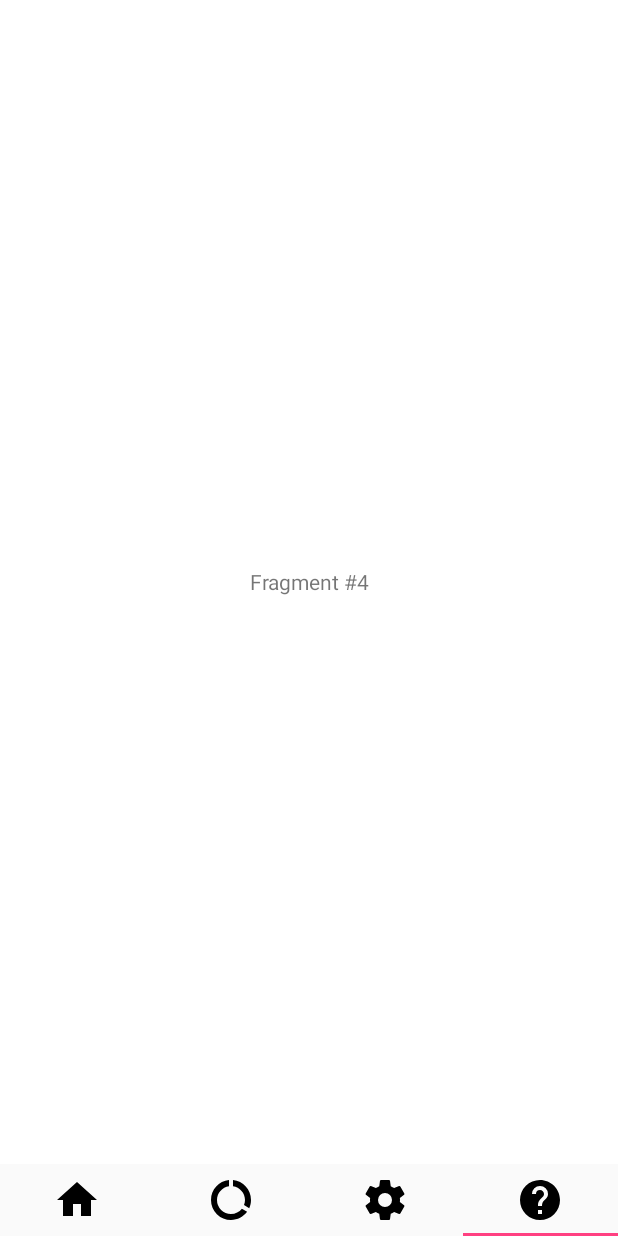
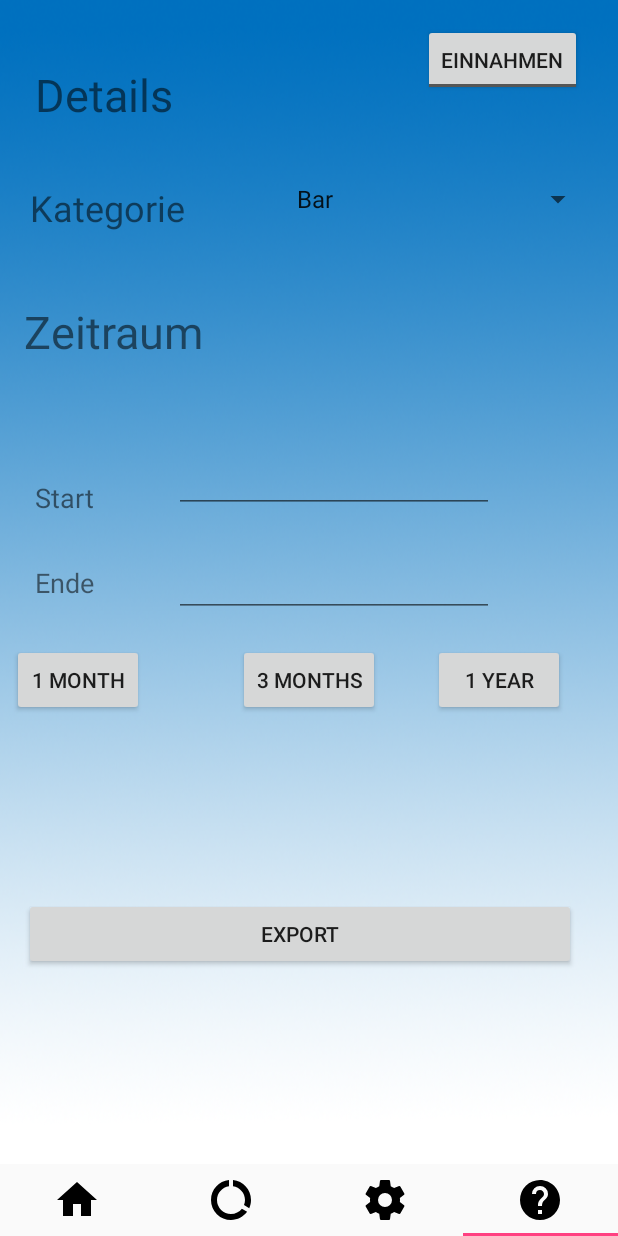
Before and after one commit to Beo1337/CashofClans, an Android app: the screen it shows after launch (MainActivity), item 4 of the bottom bar chosen, on a phone screen of 412 x 824 dp. Run offline under Robolectric (Android 15) with nearby library versions, the phone set to English and light mode, and no system bars; 5 statements that could not run were skipped.

Commit message:
DetailsFragment -in process

```diff
--- a/app/build.gradle
+++ b/app/build.gradle
@@ -29,11 +29,12 @@ dependencies {
         exclude group: 'com.android.support', module: 'support-annotations'
     })
     compile files('libs/mpandroidchartlibrary-2-2-4.jar')
+    compile files('libs/opencsv-3.9.jar')
     compile 'com.android.support:appcompat-v7:25.3.1'
     compile 'com.android.support:preference-v7:25.3.1'
     compile 'com.android.support.constraint:constraint-layout:1.0.2'
     compile 'com.android.support:design:25.3.1'
+    compile 'com.android.support:cardview-v7:25.3.1'
+    compile 'com.android.support:support-v4:25.3.1'
     testCompile 'junit:junit:4.12'
-    compile 'com.android.support:cardview-v7:25.3.1'
-    compile files('libs/opencsv-3.9.jar')
 }
--- a/app/src/main/AndroidManifest.xml
+++ b/app/src/main/AndroidManifest.xml
@@ -1,7 +1,9 @@
 <?xml version="1.0" encoding="utf-8"?>
 <manifest xmlns:android="http://schemas.android.com/apk/res/android"
     package="com.cashify">
+
     <uses-permission android:name="android.permission.WRITE_EXTERNAL_STORAGE" />
+
     <application
         android:allowBackup="true"
         android:background="#85a8e5"
@@ -74,7 +76,7 @@
         <activity android:name=".overview.PictureActivity" />
         <activity android:name=".monthly_entries.AddMonthlyEntryActivity" />
         <activity android:name=".monthly_entries.ChangeMonthlyEntryActivity" />
-        <activity android:name=".overview.ChangeEntryActivity"></activity>
+        <activity android:name=".overview.ChangeEntryActivity" />
     </application>
 
 </manifest>
--- a/app/src/main/java/com/cashify/main/MainFragmentsAdapter.java
+++ b/app/src/main/java/com/cashify/main/MainFragmentsAdapter.java
@@ -11,6 +11,7 @@ import android.text.Spanned;
 import android.text.style.ImageSpan;
 
 import com.cashify.R;
+import com.cashify.details.DetailsFragment;
 import com.cashify.overview.OverviewFragment;
 import com.cashify.settings.SettingsFragment;
 
@@ -47,7 +48,7 @@ public class MainFragmentsAdapter extends FragmentPagerAdapter {
             case 2:
                 return (Fragment) new SettingsFragment();
             default:
-                return TestFragment.newInstance(position + 1);
+                return new DetailsFragment();
         }
     }
 
--- /dev/null
+++ b/app/src/main/res/layout/fragment_details.xml
@@ -0,0 +1,241 @@
+<FrameLayout xmlns:android="http://schemas.android.com/apk/res/android"
+    xmlns:app="http://schemas.android.com/apk/res-auto"
+    xmlns:tools="http://schemas.android.com/tools"
+    android:layout_width="match_parent"
+    android:layout_height="match_parent"
+    tools:context="com.cashify.details.DetailsFragment">
+
+    <android.support.constraint.ConstraintLayout
+        android:layout_width="match_parent"
+        android:layout_height="match_parent"
+        android:background="@drawable/sky"
+        tools:context="com.cashify.Details.DetailsFragment"
+        tools:layout_editor_absoluteY="0dp"
+        tools:layout_editor_absoluteX="0dp">
+
+        <TextView
+            android:id="@+id/textView2"
+            android:layout_width="wrap_content"
+            android:layout_height="wrap_content"
+            android:layout_alignParentLeft="true"
+            android:layout_alignParentStart="true"
+            android:layout_alignParentTop="true"
+            android:layout_marginStart="16dp"
+            android:text="Zeitraum"
+            android:textSize="30sp"
+            android:layout_marginLeft="16dp"
+            app:layout_constraintLeft_toLeftOf="parent"
+            tools:layout_constraintTop_creator="1"
+            tools:layout_constraintBottom_creator="1"
+            app:layout_constraintBottom_toTopOf="@+id/textView9"
+            android:layout_marginTop="75dp"
+            app:layout_constraintTop_toBottomOf="@+id/toggleButton"
+            android:layout_marginBottom="73dp" />
+
+        <TextView
+            android:id="@+id/textView6"
+            android:layout_width="wrap_content"
+            android:layout_height="wrap_content"
+            android:layout_alignParentLeft="true"
+            android:layout_alignParentStart="true"
+            android:layout_alignParentTop="true"
+            android:text="Details"
+            android:textSize="30sp"
+            tools:layout_constraintTop_creator="1"
+            tools:layout_constraintBottom_creator="1"
+            android:layout_marginStart="23dp"
+            app:layout_constraintBottom_toBottomOf="@+id/category_spinner"
+            android:layout_marginTop="66dp"
+            tools:layout_constraintLeft_creator="1"
+            android:layout_marginBottom="70dp"
+            app:layout_constraintLeft_toLeftOf="parent"
+            app:layout_constraintTop_toTopOf="parent"
+            android:layout_marginLeft="23dp"
+            app:layout_constraintVertical_bias="1.0" />
+
+        <TextView
+            android:id="@+id/textView"
+            android:layout_width="0dp"
+            android:layout_height="38dp"
+            android:layout_alignLeft="@+id/ausgaben"
+            android:layout_alignStart="@+id/ausgaben"
+            android:layout_below="@+id/ausgaben"
+            android:layout_toStartOf="@+id/editText2"
+            android:text="Kategorie"
+            android:textSize="24sp"
+            tools:layout_constraintTop_creator="1"
+            tools:layout_constraintRight_creator="1"
+            tools:layout_constraintBottom_creator="1"
+            android:layout_marginStart="4dp"
+            app:layout_constraintBottom_toBottomOf="@+id/textView2"
+            android:layout_marginEnd="4dp"
+            app:layout_constraintRight_toRightOf="@+id/textView2"
+            android:layout_marginTop="62dp"
+            tools:layout_constraintLeft_creator="1"
+            android:layout_marginBottom="64dp"
+            app:layout_constraintLeft_toLeftOf="@+id/textView2"
+            app:layout_constraintTop_toTopOf="@+id/textView6"
+            android:layout_marginLeft="4dp"
+            android:layout_marginRight="4dp" />
+
+        <TextView
+            android:id="@+id/textView9"
+            android:layout_width="wrap_content"
+            android:layout_height="wrap_content"
+            android:layout_marginStart="23dp"
+            android:text="Ende"
+            android:textSize="18sp"
+            app:layout_constraintTop_toTopOf="parent"
+            android:layout_marginLeft="23dp"
+            app:layout_constraintBottom_toBottomOf="parent"
+            app:layout_constraintLeft_toLeftOf="parent" />
+
+        <TextView
+            android:id="@+id/textView8"
+            android:layout_width="wrap_content"
+            android:layout_height="wrap_content"
+            android:layout_marginStart="23dp"
+            android:text="Start"
+            android:textSize="18sp"
+            android:layout_marginLeft="23dp"
+            app:layout_constraintLeft_toLeftOf="parent"
+            tools:layout_constraintBottom_creator="1"
+            app:layout_constraintBottom_toTopOf="@+id/textView9"
+            android:layout_marginBottom="32dp" />
+
+        <Spinner
+            android:id="@+id/category_spinner"
+            android:layout_width="206dp"
+            android:layout_height="41dp"
+            android:visibility="visible"
+            android:layout_marginRight="16dp"
+            app:layout_constraintRight_toRightOf="parent"
+            android:layout_marginEnd="16dp"
+            tools:layout_constraintTop_creator="1"
+            tools:layout_constraintBottom_creator="1"
+            app:layout_constraintBottom_toTopOf="@+id/textView2"
+            android:layout_marginTop="24dp"
+            app:layout_constraintTop_toBottomOf="@+id/toggleButton"
+            android:layout_marginBottom="23dp" />
+
+        <EditText
+            android:id="@+id/end_editText"
+            android:layout_width="wrap_content"
+            android:layout_height="wrap_content"
+            android:ems="10"
+            android:inputType="date"
+            tools:layout_constraintRight_creator="1"
+            app:layout_constraintRight_toRightOf="@+id/start_editText"
+            tools:layout_constraintLeft_creator="1"
+            app:layout_constraintLeft_toLeftOf="@+id/start_editText"
+            app:layout_constraintHorizontal_bias="0.0"
+            tools:layout_constraintTop_creator="1"
+            android:layout_marginTop="22dp"
+            app:layout_constraintTop_toBottomOf="@+id/textView8" />
+
+        <EditText
+            android:id="@+id/start_editText"
+            android:layout_width="wrap_content"
+            android:layout_height="wrap_content"
+            android:ems="10"
+            android:inputType="date"
+            tools:layout_constraintRight_creator="1"
+            tools:layout_constraintBottom_creator="1"
+            app:layout_constraintBottom_toTopOf="@+id/end_editText"
+            android:layout_marginStart="53dp"
+            android:layout_marginEnd="54dp"
+            app:layout_constraintRight_toRightOf="parent"
+            tools:layout_constraintLeft_creator="1"
+            android:layout_marginBottom="24dp"
+            app:layout_constraintLeft_toRightOf="@+id/textView8"
+            android:layout_marginLeft="53dp"
+            android:layout_marginRight="54dp"
+            app:layout_constraintHorizontal_bias="0.0" />
+
+        <Button
+            android:id="@+id/months_3_btn"
+            android:layout_width="wrap_content"
+            android:layout_height="wrap_content"
+            android:layout_marginTop="18dp"
+            android:text="3 MONTHS"
+            app:layout_constraintLeft_toLeftOf="parent"
+            app:layout_constraintRight_toRightOf="parent"
+            app:layout_constraintTop_toBottomOf="@+id/end_editText"
+            tools:layout_constraintLeft_creator="1"
+            tools:layout_constraintRight_creator="1"
+            tools:layout_constraintTop_creator="1" />
+
+        <Button
+            android:id="@+id/months_1_btn"
+            android:layout_width="wrap_content"
+            android:layout_height="wrap_content"
+            android:layout_marginStart="8dp"
+            android:text="1 MONTH"
+            android:layout_marginLeft="8dp"
+            app:layout_constraintLeft_toLeftOf="parent"
+            tools:layout_constraintTop_creator="1"
+            android:layout_marginTop="18dp"
+            app:layout_constraintTop_toBottomOf="@+id/end_editText" />
+
+        <Button
+            android:id="@+id/months_12_btn"
+            android:layout_width="wrap_content"
+            android:layout_height="wrap_content"
+            android:layout_marginEnd="8dp"
+            android:layout_marginLeft="8dp"
+            android:layout_marginRight="8dp"
+            android:layout_marginStart="8dp"
+            android:text="1 YEAR"
+            app:layout_constraintBaseline_toBaselineOf="@+id/months_3_btn"
+            app:layout_constraintLeft_toRightOf="@+id/months_3_btn"
+            app:layout_constraintRight_toRightOf="parent"
+            tools:layout_constraintBaseline_creator="1" />
+
+        <Button
+            android:id="@+id/button_export"
+            android:layout_width="368dp"
+            android:layout_height="wrap_content"
+            android:layout_marginBottom="48dp"
+            android:layout_marginLeft="16dp"
+            android:layout_marginStart="16dp"
+            android:layout_marginTop="39dp"
+            android:text="EXPORT"
+            app:layout_constraintBottom_toBottomOf="parent"
+            app:layout_constraintLeft_toLeftOf="parent"
+            app:layout_constraintTop_toBottomOf="@+id/months_1_btn"
+            tools:layout_constraintBottom_creator="1"
+            tools:layout_constraintTop_creator="1" />
+
+        <ToggleButton
+            android:id="@+id/toggleButton"
+            android:layout_width="wrap_content"
+            android:layout_height="wrap_content"
+            android:text="ToggleButton"
+            android:textOff="Einnahmen"
+            android:textOn="Ausgaben"
+            tools:layout_constraintTop_creator="1"
+            tools:layout_constraintRight_creator="1"
+            android:layout_marginEnd="24dp"
+            app:layout_constraintRight_toRightOf="parent"
+            android:layout_marginTop="16dp"
+            app:layout_constraintTop_toTopOf="parent"
+            android:layout_marginRight="24dp" />
+
+        <EditText
+            android:id="@+id/editText3"
+            android:layout_width="wrap_content"
+            android:layout_height="wrap_content"
+            android:layout_marginBottom="8dp"
+            android:layout_marginLeft="8dp"
+            android:layout_marginRight="8dp"
+            android:ems="10"
+            android:inputType="textPersonName"
+            android:text="Name"
+            android:visibility="gone"
+            app:layout_constraintBottom_toBottomOf="parent"
+            app:layout_constraintLeft_toLeftOf="parent"
+            app:layout_constraintRight_toRightOf="parent" />
+
+    </android.support.constraint.ConstraintLayout>
+
+</FrameLayout>
--- a/app/src/main/res/layout/fragment_overview.xml
+++ b/app/src/main/res/layout/fragment_overview.xml
@@ -4,7 +4,7 @@
     xmlns:tools="http://schemas.android.com/tools"
     android:layout_width="match_parent"
     android:layout_height="match_parent"
-    android:background="#85a8e5"
+    android:background="@drawable/sky"
     tools:context="com.cashify.overview.OverviewFragment">
 
 
--- a/app/src/main/res/layout/testfragment.xml
+++ /dev/null
@@ -1,5 +0,0 @@
-<?xml version="1.0" encoding="utf-8"?>
-<TextView xmlns:android="http://schemas.android.com/apk/res/android"
-    android:layout_width="match_parent"
-    android:layout_height="match_parent"
-    android:gravity="center" />
--- a/app/src/main/res/values/strings.xml
+++ b/app/src/main/res/values/strings.xml
@@ -26,4 +26,7 @@
     <string name="title_activity_add">AddActivity</string>
     <string name="title_activity_category">Kategorien</string>
     <string name="title_activity_overview">Übersicht</string>
+
+    <!-- TODO: Remove or change this placeholder text -->
+    <string name="hello_blank_fragment">Hello blank fragment</string>
 </resources>
```
Also changed, not shown: app/src/main/java/com/cashify/database/DatabaseHelper.java (+29 -1 lines), app/src/main/java/com/cashify/details/DetailsFragment.java (added, +225 -0 lines), app/src/main/java/com/cashify/main/TestFragment.java (deleted, +0 -41 lines), app/src/main/java/com/cashify/overview/OverviewManager.java (+8 -0 lines).
